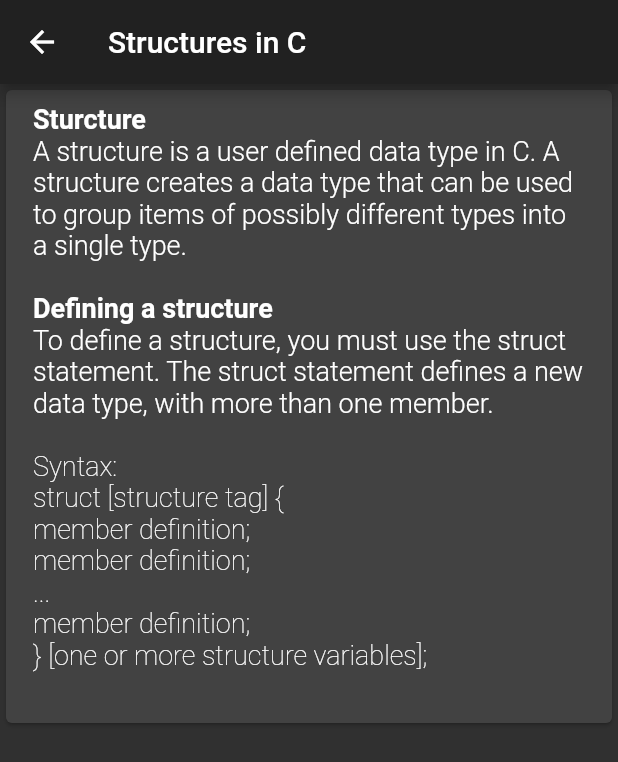
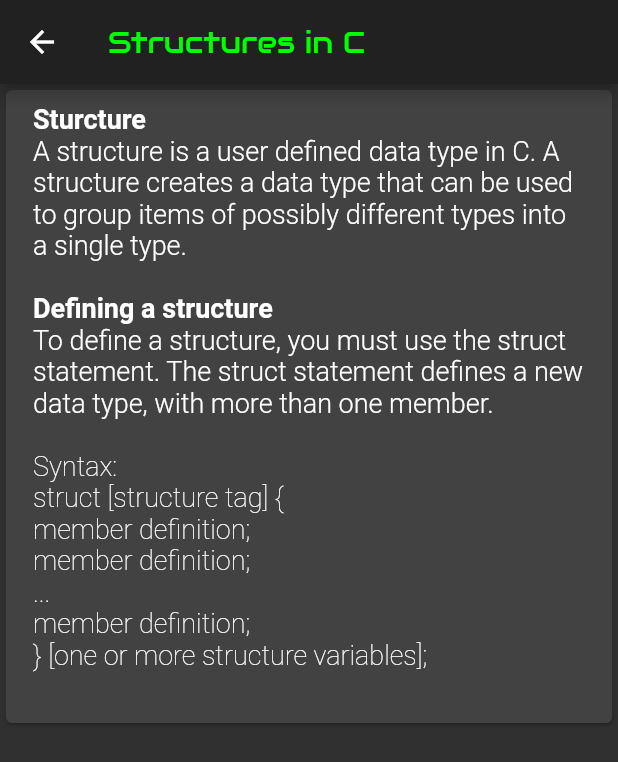
Before and after one commit to enzaimz/c_made_easy, a Flutter app: the Structure screen opened directly, on a phone screen of 412 x 824 dp. Shown: the top 762 px of the screen. Run offline on Flutter 3.47's test engine with Material 2 defaults, Android fonts, the phone set to English and light mode, and no system bars; our stand-ins replace flutter_markdown; missing offline and left inert: link.

Commit message:
updated structure

```diff
--- a/lib/theory/structure_t.dart
+++ b/lib/theory/structure_t.dart
@@ -7,7 +7,7 @@ class Structure extends StatelessWidget {
   Widget build(BuildContext context) {
     return Scaffold(
       appBar: AppBar(
-        title: Text("Structures in C"),
+        title: Hero(tag: 'structure',child: Text("Structures in C",style: TextStyle(fontFamily: 'Audiowide',color: Color(0xFF00FF00) ),)),
       ),
       body: ListView(
         children: <Widget>[
```
